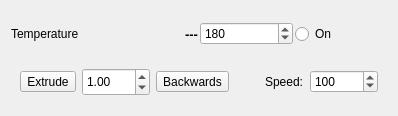
Qt form RepsnapperQt/temperaturepanel.ui (timschmidt/repsnapper) before a commit.
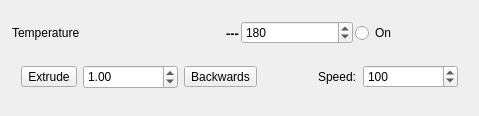
The same form after that commit.

```diff
--- a/RepsnapperQt/temperaturepanel.ui
+++ b/RepsnapperQt/temperaturepanel.ui
@@ -6,7 +6,7 @@
    <rect>
     <x>0</x>
     <y>0</y>
-    <width>398</width>
+    <width>479</width>
     <height>116</height>
    </rect>
   </property>
@@ -19,9 +19,15 @@
   <property name="windowTitle">
    <string>Form</string>
   </property>
-  <layout class="QVBoxLayout" name="verticalLayout">
-   <item>
     <widget class="QWidget" name="widget" native="true">
+   <property name="geometry">
+    <rect>
+     <x>12</x>
+     <y>12</y>
+     <width>455</width>
+     <height>86</height>
+    </rect>
+   </property>
      <layout class="QVBoxLayout" name="verticalLayout_2">
       <property name="spacing">
        <number>2</number>
@@ -158,8 +164,6 @@
       </item>
      </layout>
     </widget>
-   </item>
-  </layout>
  </widget>
  <resources/>
  <connections/>
```
Lines whose indentation alone changed are shown as unchanged.
